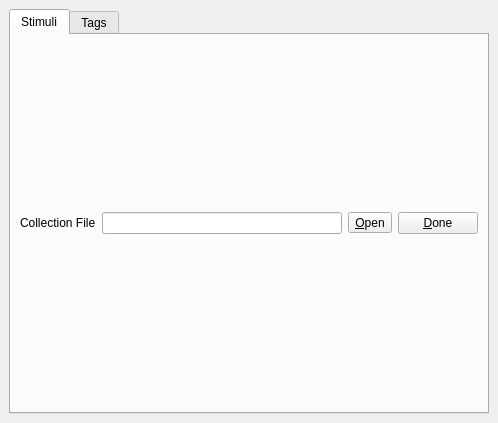
This is src/experiment.ui in SMC-LAB/Eve as Qt 5 draws it before an edit. The edited form follows.
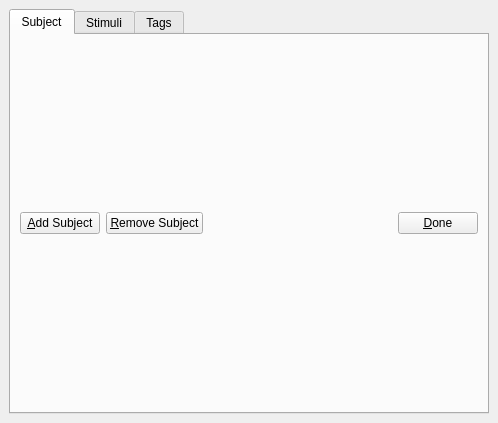
This is the edited form.

Diff of the .ui file:
```diff
--- a/src/experiment.ui
+++ b/src/experiment.ui
@@ -23,6 +23,64 @@
       <property name="currentIndex">
        <number>0</number>
       </property>
+      <widget class="QWidget" name="subjectTab">
+       <attribute name="title">
+        <string>Subject</string>
+       </attribute>
+       <layout class="QGridLayout" name="gridLayout_3">
+        <item row="0" column="0">
+         <layout class="QVBoxLayout" name="verticalLayout_3">
+          <item>
+           <layout class="QHBoxLayout" name="horizontalLayout_4">
+            <item>
+             <widget class="QPushButton" name="addSubjectPushButton">
+              <property name="text">
+               <string>&amp;Add Subject</string>
+              </property>
+              <property name="shortcut">
+               <string>Ctrl+A</string>
+              </property>
+             </widget>
+            </item>
+            <item>
+             <widget class="QPushButton" name="removeSubjectPushButton">
+              <property name="text">
+               <string>&amp;Remove Subject</string>
+              </property>
+              <property name="shortcut">
+               <string>Ctrl+R</string>
+              </property>
+             </widget>
+            </item>
+            <item>
+             <spacer name="horizontalSpacer_2">
+              <property name="orientation">
+               <enum>Qt::Horizontal</enum>
+              </property>
+              <property name="sizeHint" stdset="0">
+               <size>
+                <width>118</width>
+                <height>20</height>
+               </size>
+              </property>
+             </spacer>
+            </item>
+            <item>
+             <widget class="QPushButton" name="doneSubjectPushButton">
+              <property name="text">
+               <string>&amp;Done</string>
+              </property>
+              <property name="shortcut">
+               <string>Ctrl+D</string>
+              </property>
+             </widget>
+            </item>
+           </layout>
+          </item>
+         </layout>
+        </item>
+       </layout>
+      </widget>
       <widget class="QWidget" name="stimuliTab">
        <attribute name="title">
         <string>Stimuli</string>
```
Left out of the diff: 4 changed lines with no effect on the pictures.
